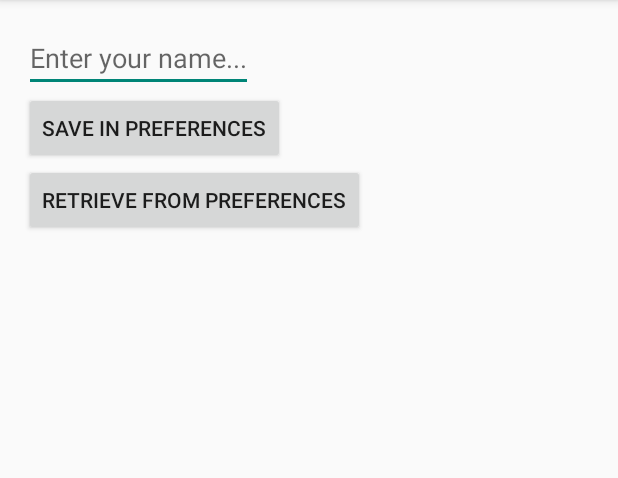
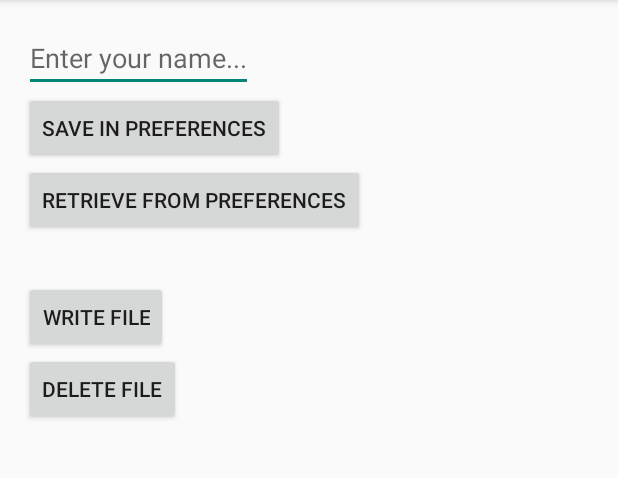
Before and after one commit to azfarsiddiqui/android-workshop-pasha, an Android app: the screen it shows after launch (MainActivity), after a tap on "SAVE IN PREFERENCES", on a phone screen of 412 x 824 dp, the part 84-562 px from its top. Run offline under Robolectric (Android 15) with nearby library versions, the phone set to English and light mode, and no system bars.

Commit message:
Completed datastorage & volley samples

```diff
--- a/data-storage/app/src/main/java/com/tenpearls/android/datastorage/MainActivity.java
+++ b/data-storage/app/src/main/java/com/tenpearls/android/datastorage/MainActivity.java
@@ -1,18 +1,25 @@
 package com.tenpearls.android.datastorage;
 
+import android.content.Context;
 import android.content.SharedPreferences;
 import android.os.Bundle;
 import android.preference.PreferenceManager;
 import android.support.v7.app.ActionBarActivity;
+import android.util.Log;
 import android.view.View;
 import android.widget.Button;
 import android.widget.EditText;
 
+import java.io.File;
+import java.io.FileOutputStream;
 
-public class MainActivity extends ActionBarActivity {
+
+public class MainActivity extends ActionBarActivity implements View.OnClickListener {
 
     Button mBtnSave;
     Button mBtnRetrieve;
+    Button mBtnWriteFile;
+    Button mBtnDeleteFile;
     EditText mTxtName;
     final String SHARED_PREF_KEY = "name";
 
@@ -31,26 +38,38 @@ public class MainActivity extends ActionBarActivity {
 
         mBtnSave = (Button) findViewById(R.id.btnSave);
         mBtnRetrieve = (Button) findViewById(R.id.btnRetrieve);
+        mBtnWriteFile = (Button) findViewById(R.id.btnWriteFile);
+        mBtnDeleteFile = (Button) findViewById(R.id.btnDeleteFile);
         mTxtName = (EditText) findViewById(R.id.txtName);
+    }
+
+    @Override
+    public void onClick(View v) {
+
+        switch (v.getId()) {
+            case R.id.btnSave:
+                onSave();
+                break;
+            case R.id.btnRetrieve:
+                onRetrieve();
+                break;
+            case R.id.btnWriteFile:
+                onWriteFile();
+                break;
+            case R.id.btnDeleteFile:
+                onDeleteFile();
+                break;
+            default:
+                Log.e("OnClick", "Unhandled case..");
+        }
     }
 
     private void setListeners() {
 
-        mBtnSave.setOnClickListener(new View.OnClickListener() {
-            @Override
-            public void onClick(View v) {
-
-                onSave();
-            }
-        });
-
-        mBtnRetrieve.setOnClickListener(new View.OnClickListener() {
-            @Override
-            public void onClick(View v) {
-
-                onRetrieve();
-            }
-        });
+        mBtnSave.setOnClickListener(this);
+        mBtnRetrieve.setOnClickListener(this);
+        mBtnWriteFile.setOnClickListener(this);
+        mBtnDeleteFile.setOnClickListener(this);
     }
 
     private void onSave() {
@@ -78,4 +97,27 @@ public class MainActivity extends ActionBarActivity {
         editor.putString (SHARED_PREF_KEY, name);
         editor.commit ();
     }
+
+    private void onWriteFile() {
+
+        String filename = "hello.txt";
+        String string = "This is my content";
+        FileOutputStream outputStream;
+
+        try {
+            outputStream = openFileOutput(filename, Context.MODE_PRIVATE);
+            outputStream.write(string.getBytes());
+            outputStream.close();
+        } catch (Exception e) {
+            e.printStackTrace();
+        }
+    }
+
+    private void onDeleteFile() {
+
+        File dir = getFilesDir();
+        File file = new File(dir, "hello.txt");
+        boolean deleted = file.delete();
+    }
+
 }
--- a/data-storage/app/src/main/res/layout/activity_main.xml
+++ b/data-storage/app/src/main/res/layout/activity_main.xml
@@ -25,4 +25,19 @@
         android:layout_below="@+id/btnSave"
         android:text="Retrieve from preferences"/>
 
+    <Button
+        android:id="@+id/btnWriteFile"
+        android:layout_width="wrap_content"
+        android:layout_height="wrap_content"
+        android:layout_below="@+id/btnRetrieve"
+        android:layout_marginTop="30dp"
+        android:text="Write file"/>
+
+    <Button
+        android:id="@+id/btnDeleteFile"
+        android:layout_width="wrap_content"
+        android:layout_height="wrap_content"
+        android:layout_below="@+id/btnWriteFile"
+        android:text="Delete file"/>
+
 </RelativeLayout>
--- a/volley/app/build.gradle
+++ b/volley/app/build.gradle
@@ -20,6 +20,6 @@ android {
 }
 
 dependencies {
-    compile fileTree(dir: 'libs', include: ['*.jar'])
     compile 'com.android.support:appcompat-v7:22.0.0'
+    compile files('libs/volley.jar')
 }
--- a/volley/app/src/main/AndroidManifest.xml
+++ b/volley/app/src/main/AndroidManifest.xml
@@ -1,6 +1,8 @@
 <?xml version="1.0" encoding="utf-8"?>
 <manifest xmlns:android="http://schemas.android.com/apk/res/android"
     package="com.tenpearls.android.volley" >
+
+    <uses-permission android:name="android.permission.INTERNET" ></uses-permission>
 
     <application
         android:allowBackup="true"
```
Also changed, not shown: volley/app/src/main/java/com/tenpearls/android/volley/MainActivity.java (+52 -20 lines), volley/app/src/main/res/layout/activity_main.xml (+17 -2 lines), volley/app/libs/volley.jar (added), 2 other files.
